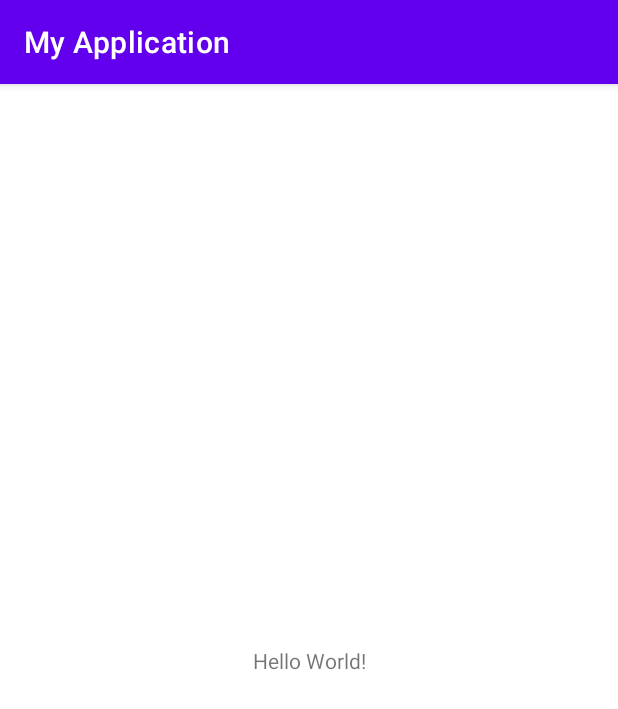
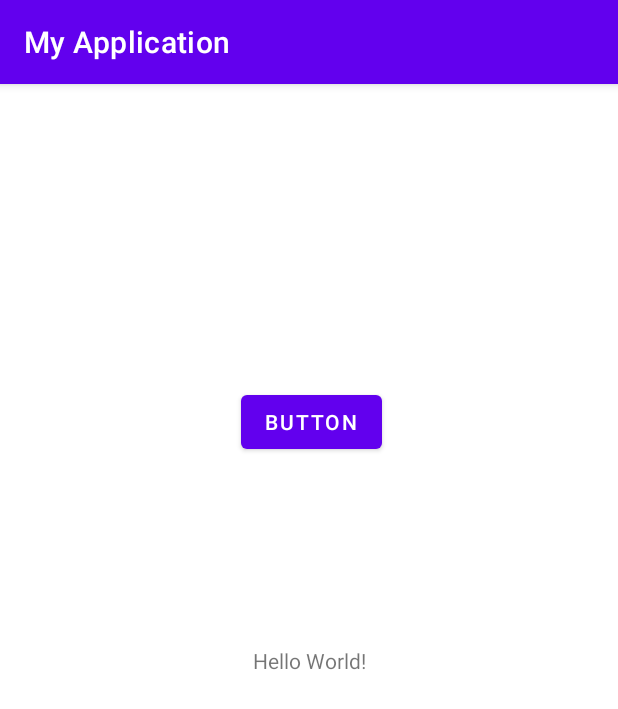
Before and after one commit to guansoonpeh/TestShare, an Android app: the screen it shows after launch (MainActivity), on a phone screen of 412 x 824 dp. Shown: the top 709 px of the screen. Run offline under Robolectric (Android 15) with nearby library versions, the phone set to English and light mode, and no system bars.

Commit message:
v2 - new button

```diff
--- a/app/src/main/res/layout/activity_main.xml
+++ b/app/src/main/res/layout/activity_main.xml
@@ -15,4 +15,16 @@
         app:layout_constraintRight_toRightOf="parent"
         app:layout_constraintTop_toTopOf="parent" />
 
+    <Button
+        android:id="@+id/button"
+        android:layout_width="wrap_content"
+        android:layout_height="wrap_content"
+        android:layout_marginStart="160dp"
+        android:layout_marginTop="201dp"
+        android:layout_marginEnd="157dp"
+        android:text="Button"
+        app:layout_constraintEnd_toEndOf="parent"
+        app:layout_constraintStart_toStartOf="parent"
+        app:layout_constraintTop_toTopOf="parent" />
+
 </androidx.constraintlayout.widget.ConstraintLayout>
```
